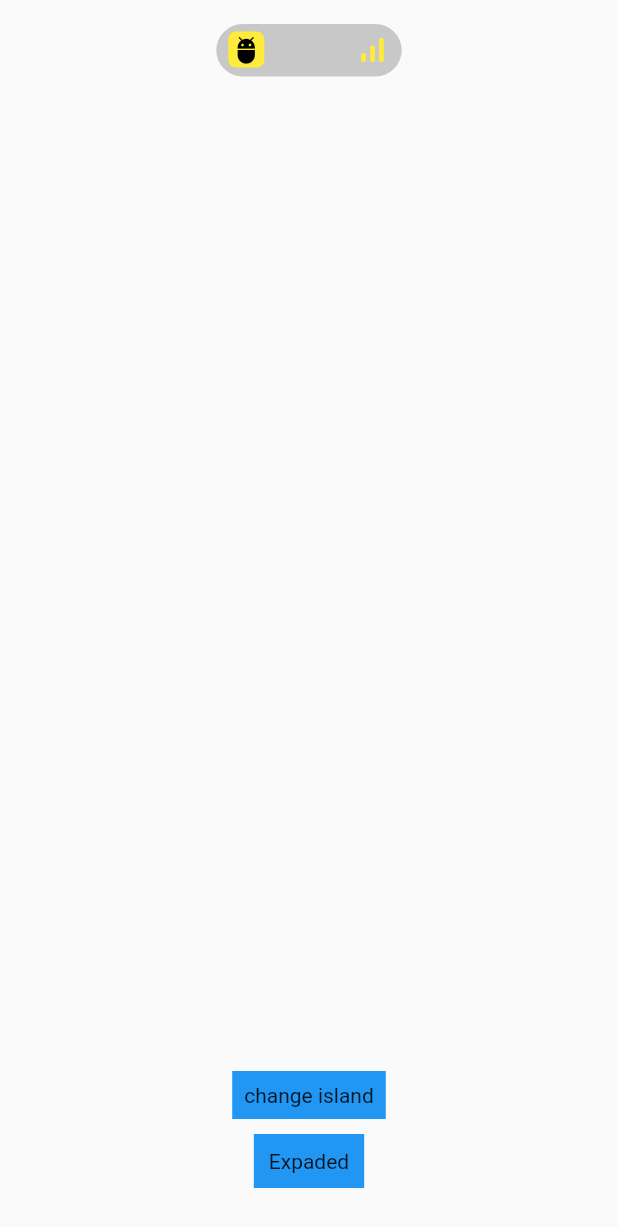
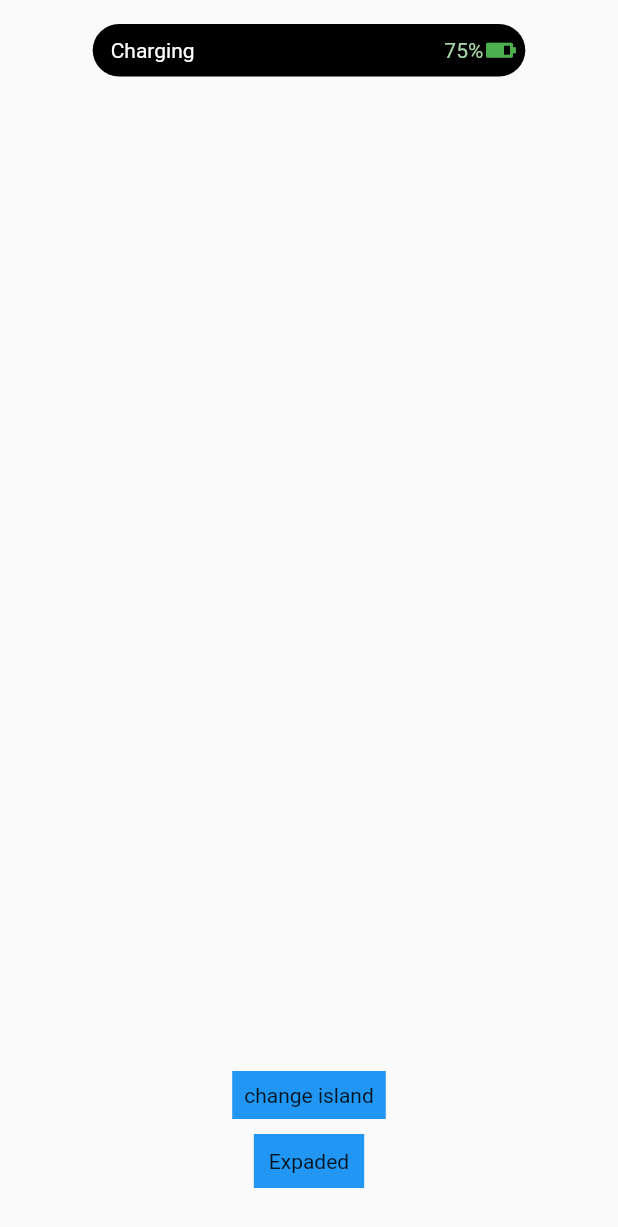
Before and after one commit to HerculesGit/flutter_dynamic_island, a Flutter app: the screen it shows after launch, on a phone screen of 412 x 824 dp. Shown: the top 1227 px of the screen. Run offline on Flutter 3.47's test engine with Material 2 defaults, Android fonts, the phone set to English and light mode, and no system bars.

Commit message:
refactored music charging island widget to use a island factory class

```diff
--- a/lib/presentation/views/home_view.dart
+++ b/lib/presentation/views/home_view.dart
@@ -1,9 +1,11 @@
 import 'package:flutter/material.dart';
+import 'package:flutter_dynamic_island/presentation/widgets/charging_island_widget.dart';
 import 'package:flutter_dynamic_island/presentation/widgets/factory/island_factory.dart';
 import 'package:flutter_dynamic_island/presentation/widgets/music_island_widget.dart';
 import 'package:provider/provider.dart';
 
 import '../controllers/animated_dynamic_island_controller.dart';
+import '../widgets/airpods_island_widget.dart';
 
 class HomeView extends StatefulWidget {
   const HomeView({Key? key}) : super(key: key);
@@ -59,6 +61,22 @@ class _HomeViewState extends State<HomeView> {
   }
 
   Widget buildDynamicIslandScaffold(AnimatedDynamicIsland controller) {
+    // final double width = MediaQuery.of(context).size.width;
+    // return AnimatedContainer(
+    //   width: controller.isDefaultIcon ? width * 0.3 : width * 0.5,
+    //   height: 30,
+    //   duration: const Duration(milliseconds: 200),
+    //   margin: const EdgeInsets.only(top: 16.0),
+    //   decoration: BoxDecoration(
+    //     color: Colors.black,
+    //     borderRadius: BorderRadius.circular(15),
+    //   ),
+    //   child: AirpodsIslandWidget(opacity: controller.opacity),
+    // );
+    return ChargingIslandWidget(
+      islandState: IslandState.normal,
+    );
+
     return const MusicIslandWidget(
         // width
         normalWidth: 0.5,
@@ -67,7 +85,6 @@ class _HomeViewState extends State<HomeView> {
         // height
         normalHeight: 0.2,
         expandedHeight: 0.2,
-        opacity: 1.0,
         islandState: IslandState.none);
   }
 }
--- a/lib/presentation/widgets/charging_island_widget.dart
+++ b/lib/presentation/widgets/charging_island_widget.dart
@@ -1,16 +1,26 @@
 import 'package:flutter/material.dart';
+import 'package:flutter_dynamic_island/presentation/widgets/factory/island_factory.dart';
+import 'package:flutter_dynamic_island/presentation/widgets/factory/no_expanded_island.dart';
 
 import 'animated_opacity_widget.dart';
 
-class ChargingIslandWidget extends StatelessWidget {
-  final double opacity;
-
-  const ChargingIslandWidget({Key? key, required this.opacity})
+class ChargingIslandWidget extends NoExpandedIsland {
+  const ChargingIslandWidget(
+      {Key? key,
+      super.normalWidth = 0.7,
+      super.normalHeight = 0.2,
+      required super.islandState})
       : super(key: key);
 
   @override
-  Widget build(BuildContext context) {
-    return Row(
+  Widget buildBody(BuildContext context, Size size) {
+    double opacity = islandState == IslandState.normal ? 1.0 : 0.0;
+    return SingleChildScrollView(
+      scrollDirection: Axis.horizontal,
+      child: SizedBox.fromSize(
+        size: size,
+        child: Row(
+          mainAxisAlignment: MainAxisAlignment.spaceBetween,
           children: [
             AnimatedOpacityWidget(
               opacity: opacity,
@@ -20,7 +30,6 @@ class ChargingIslandWidget extends StatelessWidget {
                 child: Text('Charging', style: TextStyle(color: Colors.white)),
               ),
             ),
-        const Spacer(),
             AnimatedOpacityWidget(
               opacity: opacity,
               isRight: true,
@@ -43,6 +52,8 @@ class ChargingIslandWidget extends StatelessWidget {
               ),
             ),
           ],
+        ),
+      ),
     );
   }
 }
--- /dev/null
+++ b/lib/presentation/widgets/factory/no_expanded_island.dart
@@ -0,0 +1,14 @@
+import 'package:flutter/material.dart';
+import 'package:flutter_dynamic_island/presentation/widgets/factory/island_factory.dart';
+
+abstract class NoExpandedIsland extends IslandFactory {
+  const NoExpandedIsland(
+      {Key? key,
+      super.expandable = false,
+      super.expandedWidth = 0.0,
+      super.expandedHeight = 0.0,
+      required super.normalWidth,
+      required super.normalHeight,
+      required super.islandState})
+      : super(key: key);
+}
```
Also changed, not shown: lib/presentation/widgets/factory/island_factory.dart (+3 -4 lines), lib/presentation/widgets/music_island_widget.dart (+7 -1 lines). Lines whose indentation alone changed are shown as unchanged.
